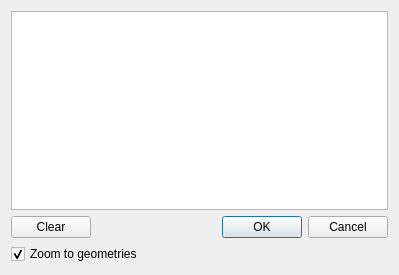
Old version of the form plugin/ui_quickdraw.ui in the repository geo-data/qgis-quick-draw.
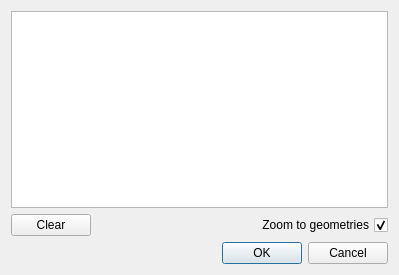
New version of the form.

Commit message: Re-factored the layout of the dialog

```diff
--- a/plugin/ui_quickdraw.ui
+++ b/plugin/ui_quickdraw.ui
@@ -37,36 +37,45 @@
     <layout class="QHBoxLayout" name="horizontalLayout">
      <item>
       <widget class="QPushButton" name="clearButton">
+       <property name="sizePolicy">
+        <sizepolicy hsizetype="Maximum" vsizetype="Fixed">
+         <horstretch>0</horstretch>
+         <verstretch>0</verstretch>
+        </sizepolicy>
+       </property>
        <property name="text">
         <string>Clear</string>
        </property>
       </widget>
      </item>
      <item>
-      <widget class="QDialogButtonBox" name="buttonBox">
-       <property name="orientation">
-        <enum>Qt::Horizontal</enum>
+      <widget class="QCheckBox" name="zoomCheckBox">
+       <property name="toolTip">
+        <string>&lt;html&gt;&lt;head/&gt;&lt;body&gt;&lt;p&gt;After clicking &lt;span style=&quot; font-weight:600;&quot;&gt;OK&lt;/span&gt; zoom the map to the combined extent of the geometries.&lt;/p&gt;&lt;/body&gt;&lt;/html&gt;</string>
        </property>
-       <property name="standardButtons">
-        <set>QDialogButtonBox::Cancel|QDialogButtonBox::Ok</set>
+       <property name="layoutDirection">
+        <enum>Qt::RightToLeft</enum>
        </property>
-       <property name="centerButtons">
-        <bool>false</bool>
+       <property name="text">
+        <string>Zoom to geometries</string>
+       </property>
+       <property name="checked">
+        <bool>true</bool>
        </property>
       </widget>
      </item>
     </layout>
    </item>
-   <item row="3" column="0">
-    <widget class="QCheckBox" name="zoomCheckBox">
-     <property name="toolTip">
-      <string>&lt;html&gt;&lt;head/&gt;&lt;body&gt;&lt;p&gt;After clicking &lt;span style=&quot; font-weight:600;&quot;&gt;OK&lt;/span&gt; zoom the map to the combined extent of the geometries.&lt;/p&gt;&lt;/body&gt;&lt;/html&gt;</string>
+   <item row="4" column="0">
+    <widget class="QDialogButtonBox" name="buttonBox">
+     <property name="orientation">
+      <enum>Qt::Horizontal</enum>
      </property>
-     <property name="text">
-      <string>Zoom to geometries</string>
+     <property name="standardButtons">
+      <set>QDialogButtonBox::Cancel|QDialogButtonBox::Ok</set>
      </property>
-     <property name="checked">
-      <bool>true</bool>
+     <property name="centerButtons">
+      <bool>false</bool>
      </property>
     </widget>
    </item>
```
Left out of the diff: 2 changed lines with no effect on the pictures.
